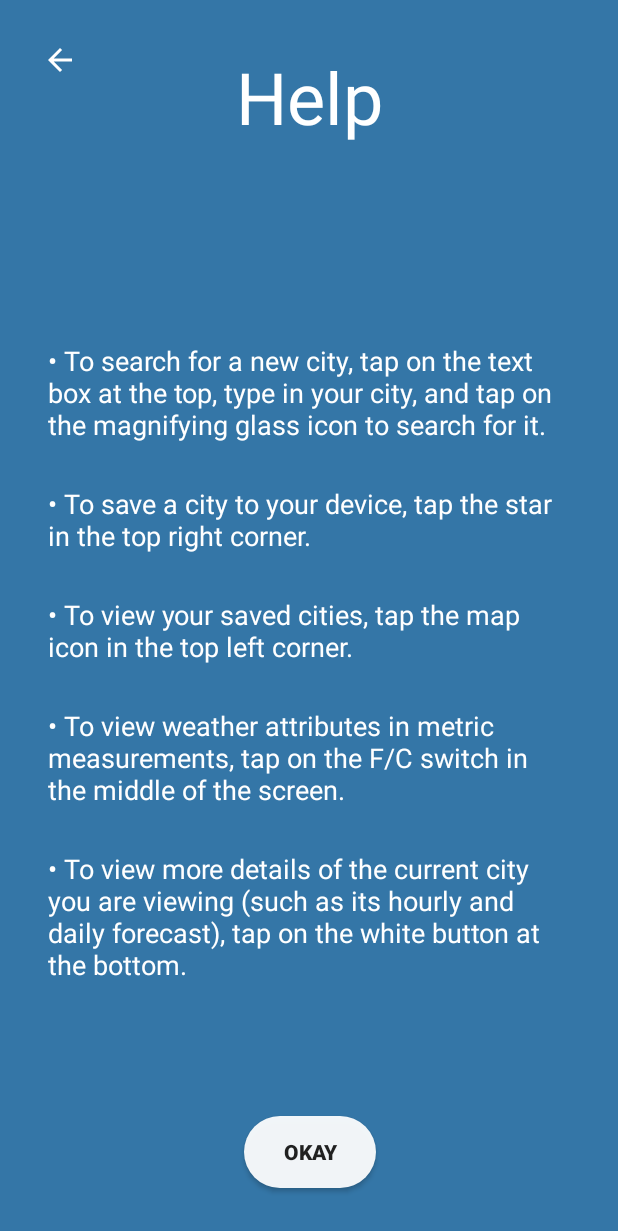
After one commit to brookeclaroni/weather-app, an Android app: the HelpActivity screen opened directly, with no data from a screen before it, on a phone screen of 412 x 824 dp. The commit adds this screen. Shown: the top 1231 px of the screen. Run offline under Robolectric (Android 15) with nearby library versions, the phone set to English and light mode, and no system bars.

Commit message:
added help page

```diff
--- a/WeatherApp/app/src/main/AndroidManifest.xml
+++ b/WeatherApp/app/src/main/AndroidManifest.xml
@@ -11,6 +11,7 @@
         android:roundIcon="@mipmap/ic_launcher_round"
         android:supportsRtl="true"
         android:theme="@style/AppTheme">
+        <activity android:name=".HelpActivity"></activity>
         <activity android:name=".SplashScreenActivity">
             <intent-filter>
                 <action android:name="android.intent.action.MAIN" />
--- /dev/null
+++ b/WeatherApp/app/src/main/java/com/example/weatherapp/HelpActivity.kt
@@ -0,0 +1,30 @@
+package com.example.weatherapp
+
+import android.content.Intent
+import androidx.appcompat.app.AppCompatActivity
+import android.os.Bundle
+import android.widget.Button
+import android.widget.ImageButton
+
+class HelpActivity : AppCompatActivity() {
+    private lateinit var backButton: ImageButton
+    private lateinit var okayButton: Button
+
+    override fun onCreate(savedInstanceState: Bundle?) {
+        super.onCreate(savedInstanceState)
+        setContentView(R.layout.activity_help)
+
+        backButton= findViewById(R.id.helpBackButton)
+        okayButton= findViewById(R.id.okayButton)
+
+        backButton.setOnClickListener {
+            val intent = Intent(this, MainActivity::class.java)
+            startActivity(intent)
+        }
+
+        okayButton.setOnClickListener {
+            val intent = Intent(this, MainActivity::class.java)
+            startActivity(intent)
+        }
+    }
+}
--- a/WeatherApp/app/src/main/java/com/example/weatherapp/MainActivity.kt
+++ b/WeatherApp/app/src/main/java/com/example/weatherapp/MainActivity.kt
@@ -45,6 +45,7 @@ class MainActivity : AppCompatActivity() {
     private lateinit var searchImageButton: ImageButton
     private lateinit var progBar: ProgressBar
     private lateinit var degreeLetterTextView: TextView
+    private lateinit var helpTextView: TextView
 
     private lateinit var sunCenter : ImageView
     private lateinit var sunFlare : ImageView
@@ -107,6 +108,7 @@ class MainActivity : AppCompatActivity() {
         searchImageButton = findViewById(R.id.mainSearchButton)
         progBar = findViewById(R.id.mainProgBar)
         degreeLetterTextView = findViewById(R.id.degreeLetterTextView)
+        helpTextView = findViewById(R.id.helpTextView)
 
         sunCenter = findViewById(R.id.sunCenterImageView)
         sunFlare = findViewById(R.id.sunFlareImageView)
@@ -162,7 +164,6 @@ class MainActivity : AppCompatActivity() {
 
         //start the progress bar and disable clicks to the screen since networking is about to occur
         progBar.visibility=View.VISIBLE
-        window.setFlags( WindowManager.LayoutParams.FLAG_NOT_TOUCHABLE, WindowManager.LayoutParams.FLAG_NOT_TOUCHABLE)
 
         doAsync {
             val weatherManager = WeatherManager()
@@ -288,7 +289,6 @@ class MainActivity : AppCompatActivity() {
 
                 //networking is done so get rid of prog bar
                 progBar.visibility=View.GONE
-                window.clearFlags(WindowManager.LayoutParams.FLAG_NOT_TOUCHABLE)
             }
         }
 
@@ -339,6 +339,12 @@ class MainActivity : AppCompatActivity() {
         //when details button is pressed, head to details activity
         moreDetailsButton.setOnClickListener{
             val intent = Intent(this, DetailsActivity::class.java)
+            startActivity(intent)
+        }
+
+        //when details button is pressed, head to details activity
+        helpTextView.setOnClickListener{
+            val intent = Intent(this, HelpActivity::class.java)
             startActivity(intent)
         }
     }
--- a/WeatherApp/app/src/main/java/com/example/weatherapp/WeatherManager.kt
+++ b/WeatherApp/app/src/main/java/com/example/weatherapp/WeatherManager.kt
@@ -48,9 +48,9 @@ class WeatherManager {
         }
 
         return Weather (
-            cityState = "City",
+            cityState = "City, State",
             locationKey = "000000",
-            city = "State",
+            city = "City",
             country = "NA",
             lastUpdatedTime = "00",
             temp = "00",
--- a/WeatherApp/app/src/main/res/layout/activity_details.xml
+++ b/WeatherApp/app/src/main/res/layout/activity_details.xml
@@ -29,6 +29,7 @@
                 app:layout_constraintStart_toStartOf="parent"
                 app:layout_constraintTop_toTopOf="@+id/day1ImageView"
                 app:srcCompat="@drawable/tinted_rectangle" />
+
             <ImageView
                 android:id="@+id/middleBar"
                 android:layout_width="0dp"
@@ -39,6 +40,7 @@
                 app:layout_constraintStart_toStartOf="parent"
                 app:layout_constraintTop_toTopOf="@+id/day3ImageView"
                 app:srcCompat="@drawable/tinted_rectangle" />
+
             <ImageView
                 android:id="@+id/bottomBar"
                 android:layout_width="0dp"
@@ -61,6 +63,7 @@
                 app:layout_constraintStart_toStartOf="parent"
                 app:layout_constraintTop_toTopOf="@+id/humidTitle"
                 app:srcCompat="@drawable/tinted_rectangle" />
+
             <ImageView
                 android:id="@+id/bottomBar2"
                 android:layout_width="0dp"
@@ -395,8 +398,8 @@
                 android:background="@android:color/darker_gray"
                 app:layout_constraintBottom_toTopOf="@+id/chartView"
                 app:layout_constraintEnd_toEndOf="parent"
-                app:layout_constraintTop_toBottomOf="@id/hourlyDetailScrollView"
-                app:layout_constraintStart_toStartOf="parent" />
+                app:layout_constraintStart_toStartOf="parent"
+                app:layout_constraintTop_toBottomOf="@id/hourlyDetailScrollView" />
 
             <View
                 android:id="@+id/seperator3"
@@ -792,19 +795,19 @@
                 app:layout_constraintBottom_toTopOf="@+id/topBar2"
                 app:layout_constraintEnd_toEndOf="parent"
                 app:layout_constraintHorizontal_bias="1.0"
-                app:layout_constraintTop_toBottomOf="@id/xAxisDate3"
-                app:layout_constraintStart_toStartOf="parent" />
+                app:layout_constraintStart_toStartOf="parent"
+                app:layout_constraintTop_toBottomOf="@id/xAxisDate3" />
 
             <TextView
                 android:id="@+id/UVValue"
                 android:layout_width="wrap_content"
-                android:layout_height="36dp"
+                android:layout_height="48dp"
                 android:layout_marginStart="16dp"
                 android:layout_marginTop="10dp"
                 android:textColor="#FFFFFF"
                 android:textSize="32sp"
                 app:layout_constraintStart_toStartOf="parent"
-                app:layout_constraintTop_toBottomOf="@+id/UVTitle"/>
+                app:layout_constraintTop_toBottomOf="@+id/UVTitle" />
 
             <TextView
                 android:id="@+id/UVTitle"
@@ -894,7 +897,7 @@
             <TextView
                 android:id="@+id/windValue"
                 android:layout_width="wrap_content"
-                android:layout_height="36dp"
+                android:layout_height="48dp"
                 android:layout_marginTop="10dp"
                 android:textColor="#FFFFFF"
                 android:textSize="32sp"
@@ -914,7 +917,7 @@
             <TextView
                 android:id="@+id/pressureValue"
                 android:layout_width="wrap_content"
-                android:layout_height="40dp"
+                android:layout_height="48dp"
                 android:layout_marginBottom="50dp"
                 android:textColor="#FFFFFF"
                 android:textSize="32sp"
--- /dev/null
+++ b/WeatherApp/app/src/main/res/layout/activity_help.xml
@@ -0,0 +1,124 @@
+<?xml version="1.0" encoding="utf-8"?>
+<androidx.constraintlayout.widget.ConstraintLayout xmlns:android="http://schemas.android.com/apk/res/android"
+    xmlns:app="http://schemas.android.com/apk/res-auto"
+    xmlns:tools="http://schemas.android.com/tools"
+    android:layout_width="match_parent"
+    android:layout_height="match_parent"
+    android:background="@color/colorBackgroundLight"
+    tools:context=".HelpActivity">
+
+    <ImageButton
+        android:id="@+id/helpBackButton"
+        android:layout_width="48dp"
+        android:layout_height="48dp"
+        android:layout_marginStart="16dp"
+        android:layout_marginTop="16dp"
+        android:background="#00FFFFFF"
+        android:tint="#FFFFFF"
+        app:layout_constraintStart_toStartOf="parent"
+        app:layout_constraintTop_toTopOf="parent"
+        app:srcCompat="?attr/homeAsUpIndicator" />
+
+    <TextView
+        android:id="@+id/helpTitleTextView"
+        android:layout_width="wrap_content"
+        android:layout_height="wrap_content"
+        android:layout_marginTop="32dp"
+        android:text="Help"
+        android:textColor="@color/white"
+        android:textSize="48sp"
+        app:layout_constraintEnd_toEndOf="parent"
+        app:layout_constraintStart_toStartOf="parent"
+        app:layout_constraintTop_toTopOf="parent" />
+
+    <Button
+        android:id="@+id/okayButton"
+        android:layout_width="wrap_content"
+        android:layout_height="wrap_content"
+        android:layout_marginBottom="32dp"
+        android:background="@drawable/roundedbutton"
+        android:paddingLeft="16dp"
+        android:paddingRight="16dp"
+        android:text="@string/okay"
+        android:textStyle="bold"
+        app:layout_constraintBottom_toBottomOf="parent"
+        app:layout_constraintEnd_toEndOf="parent"
+        app:layout_constraintHorizontal_bias="0.502"
+        app:layout_constraintStart_toStartOf="parent" />
+
+    <TextView
+        android:id="@+id/helpText3"
+        android:layout_width="0dp"
+        android:layout_height="wrap_content"
+        android:layout_marginStart="32dp"
+        android:layout_marginTop="32dp"
+        android:layout_marginEnd="32dp"
+        android:layout_marginBottom="32dp"
+        android:text="@string/help3"
+        android:textColor="@color/white"
+        android:textSize="18sp"
+        app:layout_constraintBottom_toTopOf="@+id/okayButton"
+        app:layout_constraintEnd_toEndOf="parent"
+        app:layout_constraintStart_toStartOf="parent"
+        app:layout_constraintTop_toBottomOf="@+id/helpTitleTextView" />
+
+    <TextView
+        android:id="@+id/helpText2"
+        android:layout_width="0dp"
+        android:layout_height="wrap_content"
+        android:layout_marginStart="32dp"
+        android:layout_marginEnd="32dp"
+        android:layout_marginBottom="28dp"
+        android:text="@string/help2"
+        android:textColor="@color/white"
+        android:textSize="18sp"
+        app:layout_constraintBottom_toTopOf="@+id/helpText3"
+        app:layout_constraintEnd_toEndOf="parent"
+        app:layout_constraintStart_toStartOf="parent" />
+
+    <TextView
+        android:id="@+id/helpText4"
+        android:layout_width="0dp"
+        android:layout_height="wrap_content"
+        android:layout_marginStart="32dp"
+        android:layout_marginTop="28dp"
+        android:layout_marginEnd="32dp"
+        android:text="@string/help4"
+        android:textColor="@color/white"
+        android:textSize="18sp"
+        app:layout_constraintEnd_toEndOf="parent"
+        app:layout_constraintHorizontal_bias="0.0"
+        app:layout_constraintStart_toStartOf="parent"
+        app:layout_constraintTop_toBottomOf="@+id/helpText3" />
+
+    <TextView
+        android:id="@+id/helpText5"
+        android:layout_width="0dp"
+        android:layout_height="wrap_content"
+        android:layout_marginStart="32dp"
+        android:layout_marginTop="28dp"
+        android:layout_marginEnd="32dp"
+        android:text="@string/help5"
+        android:textColor="@color/white"
+        android:textSize="18sp"
+        app:layout_constraintEnd_toEndOf="parent"
+        app:layout_constraintHorizontal_bias="0.0"
+        app:layout_constraintStart_toStartOf="parent"
+        app:layout_constraintTop_toBottomOf="@+id/helpText4" />
+
+    <TextView
+        android:id="@+id/helpText1"
+        android:layout_width="0dp"
+        android:layout_height="wrap_content"
+        android:layout_marginStart="32dp"
+        android:layout_marginEnd="32dp"
+        android:layout_marginBottom="28dp"
+        android:text="@string/help1"
+        android:textColor="@color/white"
+        android:textSize="18sp"
+        app:layout_constraintBottom_toTopOf="@+id/helpText2"
+        app:layout_constraintEnd_toEndOf="parent"
+        app:layout_constraintHorizontal_bias="0.0"
+        app:layout_constraintStart_toStartOf="parent" />
+
+</androidx.constraintlayout.widget.ConstraintLayout>
--- a/WeatherApp/app/src/main/res/layout/activity_main.xml
+++ b/WeatherApp/app/src/main/res/layout/activity_main.xml
@@ -490,5 +490,18 @@
         app:layout_constraintStart_toEndOf="@+id/temperatureTextView"
         app:layout_constraintTop_toTopOf="@+id/temperatureTextView" />
 
+    <TextView
+        android:id="@+id/helpTextView"
+        android:layout_width="wrap_content"
+        android:layout_height="wrap_content"
+        android:layout_marginStart="8dp"
+        android:layout_marginBottom="8dp"
+        android:text="@string/help"
+        android:textColor="@color/white"
+        android:textSize="14sp"
+        android:textStyle="bold"
+        app:layout_constraintBottom_toBottomOf="parent"
+        app:layout_constraintStart_toStartOf="parent" />
+
 
 </androidx.constraintlayout.widget.ConstraintLayout>
--- a/WeatherApp/app/src/main/res/values/strings.xml
+++ b/WeatherApp/app/src/main/res/values/strings.xml
@@ -1,4 +1,4 @@
-<resources>
+<resources >
     <string name="app_name">Simple Weather</string>
     <string name="more_details">Tap for more details ➜</string>
     <string name="sunrise">Sunrise</string>
@@ -18,4 +18,11 @@
     <string name="real_feel_met">Feels like %1$s°C</string>
     <string name="unitName_f">Unit: °F</string>
     <string name="unitName_c">Unit: °C</string>
+    <string name="help"><u>Help Menu</u></string>
+    <string name="okay">Okay</string>
+    <string name="help1">• To search for a new city, tap on the text box at the top, type in your city, and tap on the magnifying glass icon to search for it.</string>
+    <string name="help2">• To save a city to your device, tap the star in the top right corner.</string>
+    <string name="help3">• To view your saved cities, tap the map icon in the top left corner.</string>
+    <string name="help4">• To view weather attributes in metric measurements, tap on the F/C switch in the middle of the screen.</string>
+    <string name="help5">• To view more details of the current city you are viewing (such as its hourly and daily forecast), tap on the white button at the bottom.</string>
 </resources>
```
